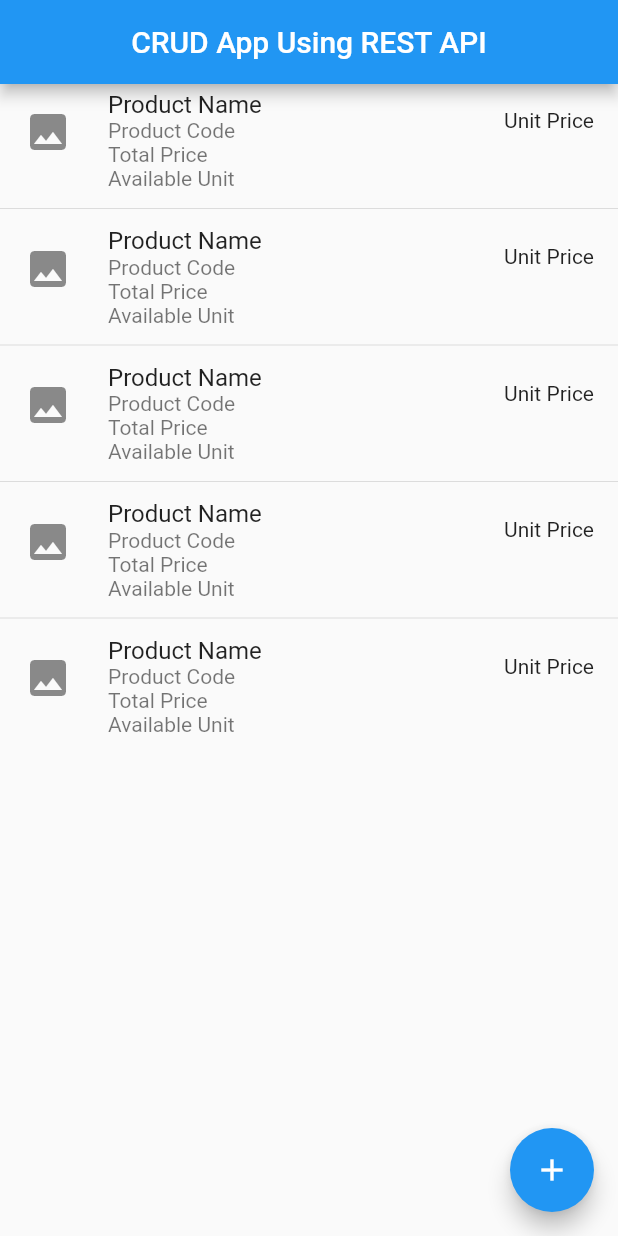
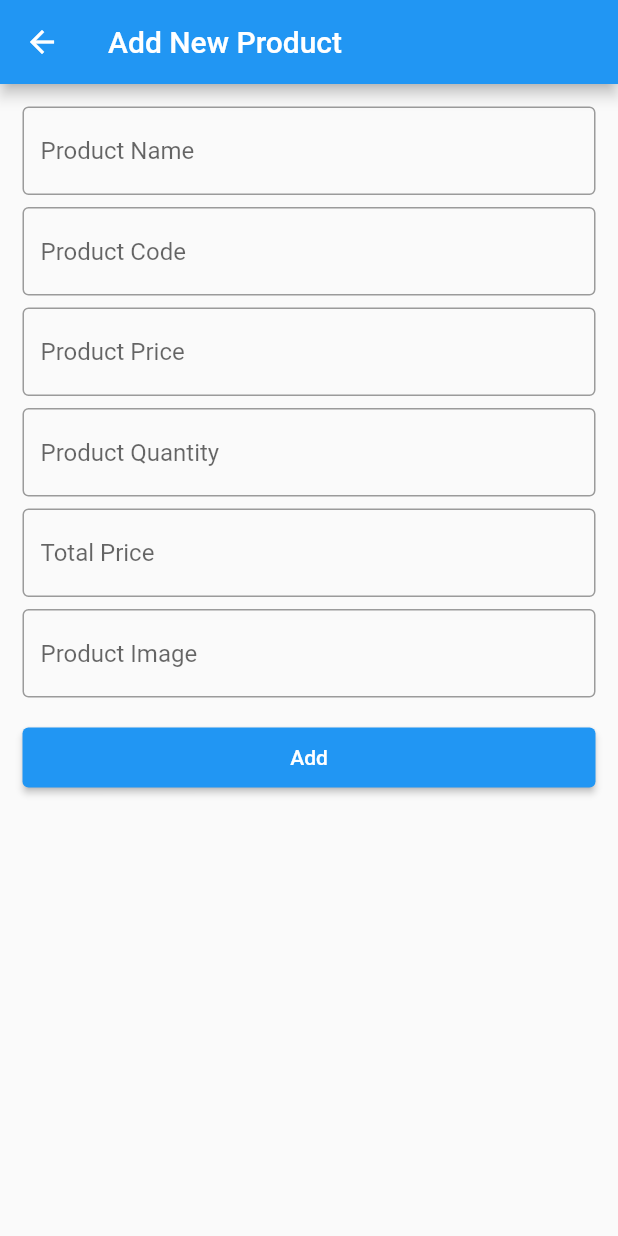
Before and after one commit to fakhruddin07/crud_app_using_rest_api, a Flutter app: the screen it shows after launch, after a tap on the "add" icon, on a phone screen of 412 x 824 dp. Run offline on Flutter 3.47's test engine with Material 2 defaults, Android fonts, the phone set to English and light mode, and no system bars; network calls fail.

Commit message:
create add new product screen

```diff
--- a/lib/add_new_product_screen.dart
+++ b/lib/add_new_product_screen.dart
@@ -0,0 +1,72 @@
+import 'package:flutter/material.dart';
+
+class AddNewProductScreen extends StatefulWidget {
+  const AddNewProductScreen({super.key});
+
+  @override
+  State<AddNewProductScreen> createState() => _AddNewProductScreenState();
+}
+
+class _AddNewProductScreenState extends State<AddNewProductScreen> {
+  @override
+  Widget build(BuildContext context) {
+    return Scaffold(
+      appBar: AppBar(
+        title: const Text("Add New Product"),
+      ),
+      body: SingleChildScrollView(
+        padding: const EdgeInsets.all(15.0),
+        child: Column(
+          children: [
+            TextFormField(
+              decoration: const InputDecoration(
+                hintText: "Product Name",
+              ),
+            ),
+            const SizedBox(height: 8),
+            TextFormField(
+              decoration: const InputDecoration(
+                hintText: "Product Code",
+              ),
+            ),
+            const SizedBox(height: 8),
+            TextFormField(
+              decoration: const InputDecoration(
+                hintText: "Product Price",
+              ),
+            ),
+            const SizedBox(height: 8),
+            TextFormField(
+              decoration: const InputDecoration(
+                hintText: "Product Quantity",
+              ),
+            ),
+            const SizedBox(height: 8),
+            TextFormField(
+              decoration: const InputDecoration(
+                hintText: "Total Price",
+              ),
+            ),
+            const SizedBox(height: 8),
+            TextFormField(
+              decoration: const InputDecoration(
+                hintText: "Product Image",
+              ),
+            ),
+            const SizedBox(height: 16),
+            SizedBox(
+              width: double.infinity,
+              child: ElevatedButton(
+                onPressed: () {},
+                style: ElevatedButton.styleFrom(
+                  padding: const EdgeInsets.symmetric(vertical: 12),
+                ),
+                child: const Text("Add"),
+              ),
+            )
+          ],
+        ),
+      ),
+    );
+  }
+}
--- a/lib/home_screen.dart
+++ b/lib/home_screen.dart
@@ -1,3 +1,4 @@
+import 'package:crud_app_using_rest_api/add_new_product_screen.dart';
 import 'package:flutter/material.dart';
 
 class HomeScreen extends StatefulWidget {
@@ -16,7 +17,14 @@ class _HomeScreenState extends State<HomeScreen> {
         centerTitle: true,
       ),
       floatingActionButton: FloatingActionButton(
-        onPressed: () {},
+        onPressed: () {
+          Navigator.push(
+            context,
+            MaterialPageRoute(
+              builder: (context) => const AddNewProductScreen(),
+            ),
+          );
+        },
         child: const Icon(Icons.add),
       ),
       body: ListView.separated(
@@ -26,9 +34,53 @@ class _HomeScreenState extends State<HomeScreen> {
         },
         itemBuilder: (context, index) {
           return ListTile(
-            leading: Icon(
-              Icons.image,
-              size: 32,
+            onLongPress: () {
+              showDialog(
+                context: context,
+                builder: (context) {
+                  return AlertDialog(
+                    titlePadding: const EdgeInsets.only(left: 16),
+                    contentPadding:
+                        const EdgeInsets.only(left: 8, right: 8, bottom: 8),
+                    title: Row(
+                      children: [
+                        const Text("Choose an Option"),
+                        const Spacer(),
+                        IconButton(
+                          onPressed: () {
+                            Navigator.pop(context);
+                          },
+                          icon: const Icon(Icons.close),
+                        ),
+                      ],
+                    ),
+                    content: Column(
+                      mainAxisSize: MainAxisSize.min,
+                      children: [
+                        ListTile(
+                          onTap: () {},
+                          leading: const Icon(Icons.edit),
+                          title: const Text("Edit"),
+                        ),
+                        ListTile(
+                          onTap: () {},
+                          leading: const Icon(Icons.delete),
+                          title: const Text("Delete"),
+                        ),
+                      ],
+                    ),
+                  );
+                },
+              );
+            },
+            leading: Image.network(
+              "https://www.bhphotovideo.com/images/images2500x2500/Apple_Z0GP_0002_17_MacBook_Pro_Notebook_685887.jpg",
+              errorBuilder: (_, __, ___) {
+                return const Icon(
+                  Icons.image,
+                  size: 32,
+                );
+              },
             ),
             title: Text("Product Name"),
             subtitle: Column(
--- a/lib/main.dart
+++ b/lib/main.dart
@@ -16,6 +16,15 @@ class MyApp extends StatelessWidget {
       title: 'Flutter Demo',
       theme: ThemeData(
         primarySwatch: Colors.blue,
+        inputDecorationTheme: const InputDecorationTheme(
+          border: OutlineInputBorder(),
+          focusedBorder: OutlineInputBorder(
+            borderSide: BorderSide(
+              color: Colors.black,
+              width: 2,
+            ),
+          ),
+        )
       ),
       home: const HomeScreen(),
     );
```
